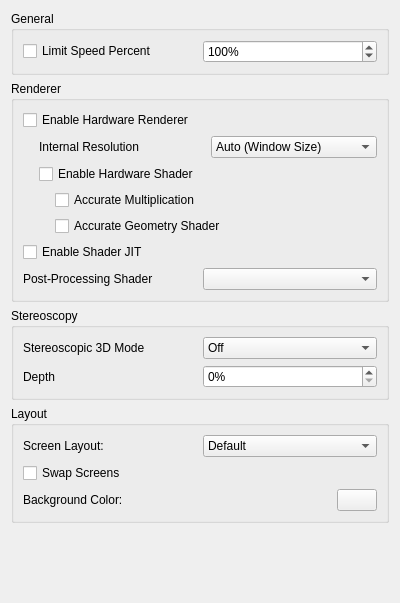
This is src/citra_qt/configuration/configure_graphics.ui in dampih/citra-du as Qt 5 draws it before an edit. The edited form follows.
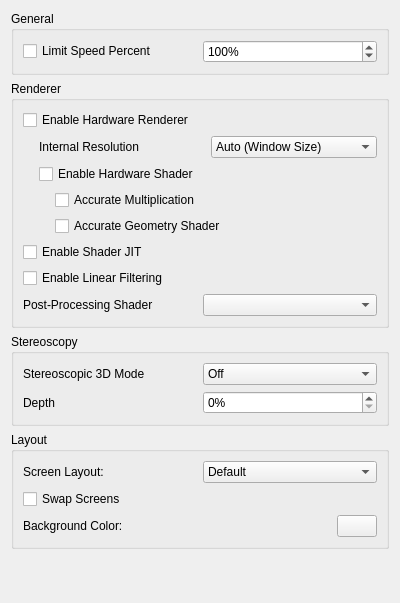
This is the edited form.

Commit message: Add option to toggle texture filtering

Patch:
```diff
--- a/src/citra_qt/configuration/configure_graphics.ui
+++ b/src/citra_qt/configuration/configure_graphics.ui
@@ -212,6 +212,13 @@
         </property>
        </widget>
       </item>
+      <item>
+       <widget class="QCheckBox" name="toggle_linear_filter">
+        <property name="text">
+         <string>Enable Linear Filtering</string>
+        </property>
+       </widget>
+      </item>
       <item>
        <layout class="QHBoxLayout" name="horizontalLayout_11">
         <item>
```
The commit also changes 10 other files.
